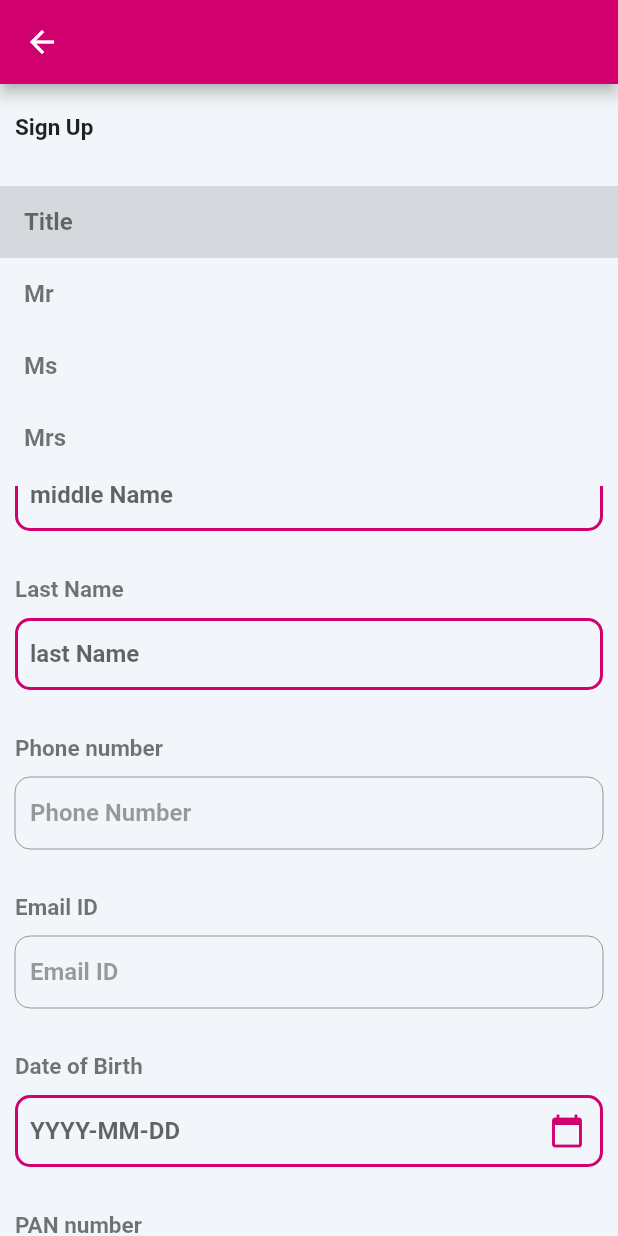
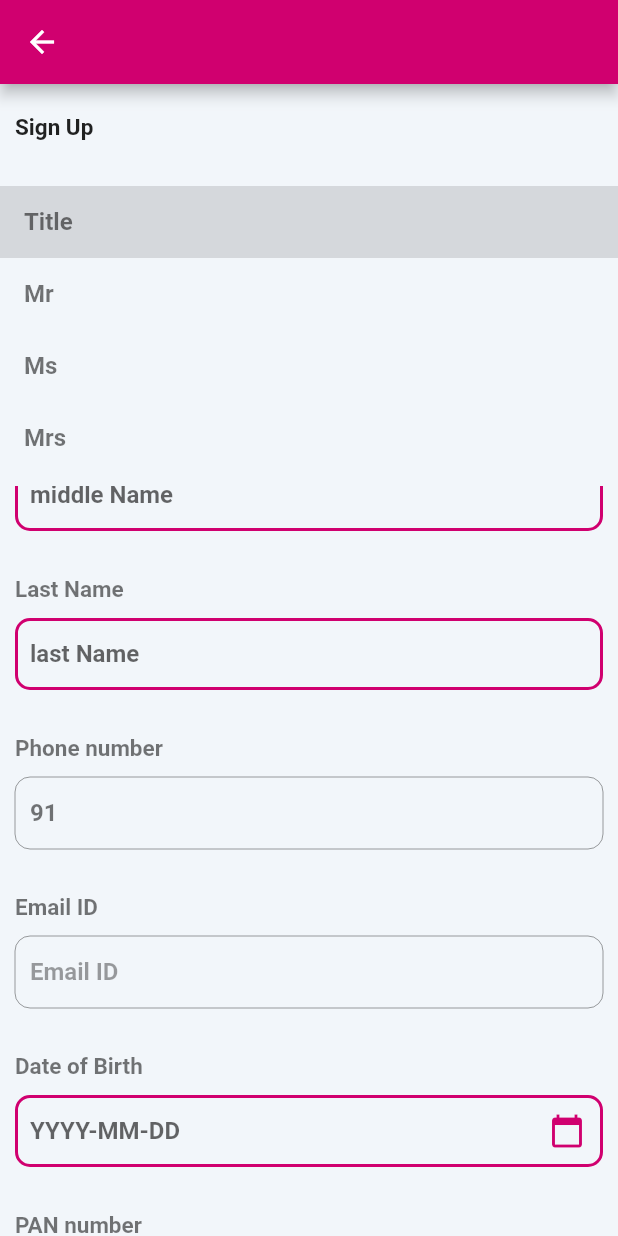
Before and after one commit to Nimacocolabs/PrezentyApp_new2023_frontend, a Flutter app: the ApplyKycScreen screen opened directly, after a tap on "Title", on a phone screen of 412 x 824 dp. Run offline on Flutter 3.47's test engine with Material 2 defaults, Android fonts, the phone set to English and light mode, and no system bars; our stand-ins replace assets_audio_player, audioplayers, badges, cached_network_image, camera, confetti and 28 more; missing offline and left inert: add_2_calendar, assets_audio_player_web, audio_session, camera_web, firebase_core_web, freshchat_sdk and 13 more; accounts and stored records are empty; network calls fail.

Commit message:
kyc form full

```diff
--- a/lib/screens/prepaid_cards_wallet/apply_kyc_screen.dart
+++ b/lib/screens/prepaid_cards_wallet/apply_kyc_screen.dart
@@ -3,6 +3,7 @@ import 'package:event_app/models/wallet&prepaid_cards/register_wallet_response.d
 import 'package:event_app/models/wallet&prepaid_cards/state_data_response.dart';
 import 'package:event_app/models/wallet&prepaid_cards/terms_and_conditions_model.dart';
 import 'package:event_app/network/api_response.dart';
+import 'package:event_app/screens/login/select_country_dialog_screen.dart';
 import 'package:event_app/screens/main_screen.dart';
 import 'package:event_app/screens/prepaid_cards_wallet/apply_kyc_verify_otp_screen.dart';
 import 'package:event_app/screens/splash_screen.dart';
@@ -57,8 +58,9 @@ class _ApplyKycScreenState extends State<ApplyKycScreen> {
       TextEditingController();
   final TextEditingController cityControl = TextEditingController();
   final TextEditingController referredByControl = TextEditingController();
-  int isNricustomer=0;
-  int IsMinor=0;
+  bool isNricustomer=false;
+  bool isMinor=false;
+  bool isDependant=false;
   String? addressType;
   States? selectedState;
   String? birthDateInString;
@@ -76,6 +78,14 @@ class _ApplyKycScreenState extends State<ApplyKycScreen> {
   String employmentIndustry="Select";
   int _employmentTypeValue=0;
   String employmentType="Select";
+
+  Country _country = Country(
+    isoCode: "IN",
+    phoneCode: "91",
+    name: "India",
+    iso3Code: "IND",
+  );
+
 
   final _formKey = GlobalKey<FormState>();
   FormatAndValidate formatAndValidate = FormatAndValidate();
@@ -112,7 +122,7 @@ class _ApplyKycScreenState extends State<ApplyKycScreen> {
     panNumberControl.text = widget.panNumber;
 
     emailIdControl.text = User.userEmail;
-    phoneNumberControl.text = User.userMobile;
+    phoneNumberControl.text = _country.phoneCode+User.userMobile;
 
     WidgetsBinding.instance.addPostFrameCallback((timeStamp) {
       _getStateList();
@@ -123,7 +133,7 @@ class _ApplyKycScreenState extends State<ApplyKycScreen> {
   @override
   void dispose() {
     _walletBloc.dispose();
-//focus.dispose();
+    //focus.dispose();
     super.dispose();
   }
 
@@ -427,14 +437,39 @@ class _ApplyKycScreenState extends State<ApplyKycScreen> {
                       child: FittedBox(
                         fit: BoxFit.fill,
                         child: Switch(
-                          value: isNricustomer == 1,
+                          value: isNricustomer,
                           activeColor: primaryColor,
                           activeTrackColor: Colors.grey[350],
                           inactiveThumbColor: Colors.grey,
                           inactiveTrackColor: Colors.grey[350],
                           onChanged: (check) {
                             setState(() {
-                              isNricustomer = check ? 1 : 0;
+                              isNricustomer =check ;
+                            });
+                          },
+                        ),
+                      ),
+                    ),
+                  ],
+                ),
+                Row(
+                  children: [
+                    Text("Minor"),
+                    Spacer(),
+                    SizedBox(
+                      height: 50,
+                      width: 60,
+                      child: FittedBox(
+                        fit: BoxFit.fill,
+                        child: Switch(
+                          value: isMinor,
+                          activeColor: primaryColor,
+                          activeTrackColor: Colors.grey[350],
+                          inactiveThumbColor: Colors.grey,
+                          inactiveTrackColor: Colors.grey[350],
+                          onChanged: (check) {
+                            setState(() {
+                              isMinor =check ;
                             });
                           },
                         ),
@@ -675,6 +710,31 @@ class _ApplyKycScreenState extends State<ApplyKycScreen> {
                       },
                     ),
                   ),
+                ),
+                Row(
+                  children: [
+                    Text("Dependant"),
+                    Spacer(),
+                    SizedBox(
+                      height: 50,
+                      width: 60,
+                      child: FittedBox(
+                        fit: BoxFit.fill,
+                        child: Switch(
+                          value: isDependant,
+                          activeColor: primaryColor,
+                          activeTrackColor: Colors.grey[350],
+                          inactiveThumbColor: Colors.grey,
+                          inactiveTrackColor: Colors.grey[350],
+                          onChanged: (check) {
+                            setState(() {
+                              isDependant =check ;
+                            });
+                          },
+                        ),
+                      ),
+                    ),
+                  ],
                 ),
                 kycDataWidget(
                     //focus,
```
